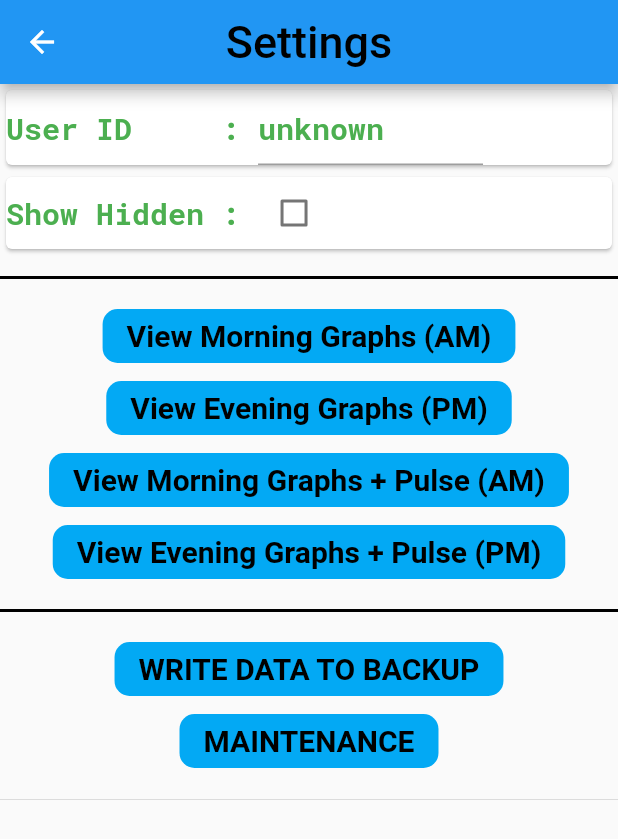
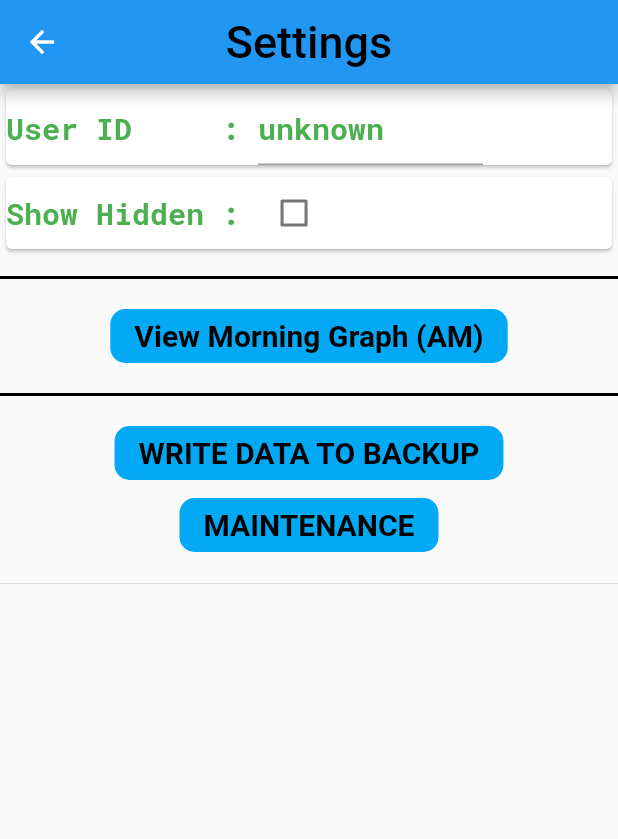
Before and after one commit to stuartdd/bp_app, a Flutter app: the SettingsPage screen opened by its route, on a phone screen of 412 x 824 dp. Shown: the top 839 px of the screen. Run offline on Flutter 3.47's test engine with Material 2 defaults, Android fonts, the phone set to English and light mode, and no system bars; our stand-ins replace google_fonts.

Commit message:
Just One Graph

```diff
--- a/lib/data/list_entry.dart
+++ b/lib/data/list_entry.dart
@@ -12,11 +12,21 @@ const HIDDEN = "hide";
 const SYS = "sys";
 const DIA = "dia";
 const PULSE = "pulse";
+
+const J_DATA = "data";
+const J_ID = "i";
+const J_SYS = "s";
+const J_DIA = "d";
+const J_PULSE = "p";
+const J_HIDE = "h";
+
 const UNKNOWN = "unknown";
 const NAME = "name";
-const READINGS = "bpReadings";
+const O_READINGS = "bpReadings";
 const FN_PREF = "bp_log";
 const FN_TYPE = "json";
+
+
 
 const SET_NAME = "name";
 const SET_DONT_HIDE = "dontHide";
@@ -26,7 +36,7 @@ class EntryWithId extends Comparable {
   DateTime _dateTime;
   bool hidden = false;
 
-  EntryWithId(this._dateTime);
+  EntryWithId(this._dateTime, this.hidden);
 
   String pad(int i) {
     if (i < 10) {
@@ -60,7 +70,7 @@ class EntryWithId extends Comparable {
   }
 
   String toJson() {
-    return "\"$ID\": ${getId()}, \"$HIDDEN\": $hidden";
+    return "\"$J_ID\":${getId()},\"$J_HIDE\":${hidden?'1':'0'}";
   }
 
   DateTime getDate() {
@@ -89,7 +99,7 @@ class BPEntry extends EntryWithId {
   final int diastolic;
   final int pulse;
 
-  BPEntry(DateTime dt, this.systolic, this.diastolic, this.pulse) : super(dt);
+  BPEntry(DateTime dt, this.systolic, this.diastolic, this.pulse, bool hidden) : super(dt, hidden);
 
   String padded(int v) {
     if (v < 0) {
@@ -117,7 +127,7 @@ class BPEntry extends EntryWithId {
   }
 
   String toJson() {
-    return '{' + super.toJson() + ", \"$SYS\": " + systolic.toString() + ", \"$DIA\": " + diastolic.toString() + ", \"$PULSE\": " + pulse.toString() + '}';
+    return '{' + super.toJson() + ",\"$J_SYS\":" + systolic.toString() + ",\"$J_DIA\":" + diastolic.toString() + ",\"$J_PULSE\":" + pulse.toString() + '}';
   }
 
 }
@@ -192,14 +202,13 @@ class EntryList {
     for (var eid in _list) {
       s = s + eid.toJson();
       mark = s.length;
-      s = s + ', ';
+      s = s + ',';
     }
-    return '{ \"$NAME\": \"${getName()}\", \"$READINGS\": [' + s.substring(0, mark) + ']}';
+    return '{\"$NAME\":\"${getName()}\",\"$J_DATA\":[' + s.substring(0, mark) + ']}';
   }
 
   static String tryParse(String json) {
     String existing = toJson();
-    print(existing);
     _list.clear();
     try {
       parseJson(json);
@@ -210,6 +219,29 @@ class EntryList {
     }
   }
 
+  static int readInt(Map map, String name) {
+    int val = map[name];
+    return val == -1 ? false : val;
+  }
+
+  static DateTime readId(Map map, String name, int count) {
+    int val = map[name];
+    return val == null ? DateTime.now().add(Duration(minutes: count)) : DateTime.fromMillisecondsSinceEpoch(val);
+  }
+
+  static bool readBool(Map map, String name) {
+    bool val = map[name];
+    return val == null ? false : val;
+  }
+
+  static bool readBoolInt(Map map, String name) {
+    int val = map[name];
+    if (val == null) {
+      return false;
+    }
+    return val == 0 ? false : true;
+  }
+
   static parseJson(String json) {
     Map userMap = jsonDecode(json);
     if (userMap[NAME] == null) {
@@ -217,27 +249,18 @@ class EntryList {
     }
     _settings[SET_NAME] = userMap[NAME];
     int count = 0;
-    for (var input in userMap[READINGS]) {
-      count++;
-      if (input[ID] == null) {
-        input[ID] = DateTime.now().add(Duration(minutes: count)).millisecondsSinceEpoch;
+    if (userMap[O_READINGS] == null) {
+      for (var input in userMap[J_DATA]) {
+        count++;
+        var ent = BPEntry(readId(input, J_ID, count), readInt(input, J_SYS), readInt(input, J_DIA), readInt(input, J_PULSE), readBoolInt(input, J_HIDE));
+        EntryList.add(ent);
       }
-      if (input[SYS] == null) {
-        input[SYS] = -1;
+    } else {
+      for (var input in userMap[O_READINGS]) {
+        count++;
+        var ent = BPEntry(readId(input, ID, count), readInt(input, SYS), readInt(input, DIA), readInt(input, PULSE), readBool(input, HIDDEN));
+        EntryList.add(ent);
       }
-      if (input[DIA] == null) {
-        input[DIA] = -1;
-      }
-      if (input[PULSE] == null) {
-        input[PULSE] = -1;
-      }
-      var ent = BPEntry(DateTime.fromMillisecondsSinceEpoch(input[ID]), input[SYS], input[DIA], input[PULSE]);
-      if (input[HIDDEN] == null) {
-        ent.hidden = false;
-      } else {
-        ent.hidden = input[HIDDEN];
-      }
-      EntryList.add(ent);
     }
   }
 
--- a/lib/input/input_page.dart
+++ b/lib/input/input_page.dart
@@ -198,7 +198,7 @@ class _InputPageState extends State<InputPage> {
                 ),
                 onPressed: () {
                   if (doneButtonEnabled) {
-                    EntryList.add(BPEntry(DateTime.now(), widget.value.val(0), widget.value.val(1), widget.value.val(2)));
+                    EntryList.add(BPEntry(DateTime.now(), widget.value.val(0), widget.value.val(1), widget.value.val(2), false));
                     Navigator.pop(context);
                   }
                 },
--- a/lib/settings/settings.dart
+++ b/lib/settings/settings.dart
@@ -96,7 +96,7 @@ class _SettingsPageState extends State<SettingsPage> {
             BlackDivider(),
             FlatButton(
               child: new Text(
-                "View Morning Graphs (AM)",
+                "View Morning Graph (AM)",
                 style: InputButtonStyle(20, Colors.black),
               ),
               onPressed: () {
@@ -105,39 +105,39 @@ class _SettingsPageState extends State<SettingsPage> {
               color: Colors.lightBlue,
               shape: ButtonShape(),
             ),
-            FlatButton(
-              child: new Text(
-                "View Evening Graphs (PM)",
-                style: InputButtonStyle(20, Colors.black),
-              ),
-              onPressed: () {
-                Navigator.pushNamed(context, "/graphPm");
-              },
-              color: Colors.lightBlue,
-              shape: ButtonShape(),
-            ),
-            FlatButton(
-              child: new Text(
-                "View Morning Graphs + Pulse (AM)",
-                style: InputButtonStyle(20, Colors.black),
-              ),
-              onPressed: () {
-                Navigator.pushNamed(context, "/graphAmBp");
-              },
-              color: Colors.lightBlue,
-              shape: ButtonShape(),
-            ),
-            FlatButton(
-              child: new Text(
-                "View Evening Graphs + Pulse (PM)",
-                style: InputButtonStyle(20, Colors.black),
-              ),
-              onPressed: () {
-                Navigator.pushNamed(context, "/graphPmBp");
-              },
-              color: Colors.lightBlue,
-              shape: ButtonShape(),
-            ),
+//            FlatButton(
+//              child: new Text(
+//                "View Evening Graph (PM)",
+//                style: InputButtonStyle(20, Colors.black),
+//              ),
+//              onPressed: () {
+//                Navigator.pushNamed(context, "/graphPm");
+//              },
+//              color: Colors.lightBlue,
+//              shape: ButtonShape(),
+//            ),
+//            FlatButton(
+//              child: new Text(
+//                "View Morning Graph + Pulse (AM)",
+//                style: InputButtonStyle(20, Colors.black),
+//              ),
+//              onPressed: () {
+//                Navigator.pushNamed(context, "/graphAmBp");
+//              },
+//              color: Colors.lightBlue,
+//              shape: ButtonShape(),
+//            ),
+//            FlatButton(
+//              child: new Text(
+//                "View Evening Graph + Pulse (PM)",
+//                style: InputButtonStyle(20, Colors.black),
+//              ),
+//              onPressed: () {
+//                Navigator.pushNamed(context, "/graphPmBp");
+//              },
+//              color: Colors.lightBlue,
+//              shape: ButtonShape(),
+//            ),
             BlackDivider(),
             FlatButton(
               child: new Text(
```
Also changed, not shown: 2 other files.
